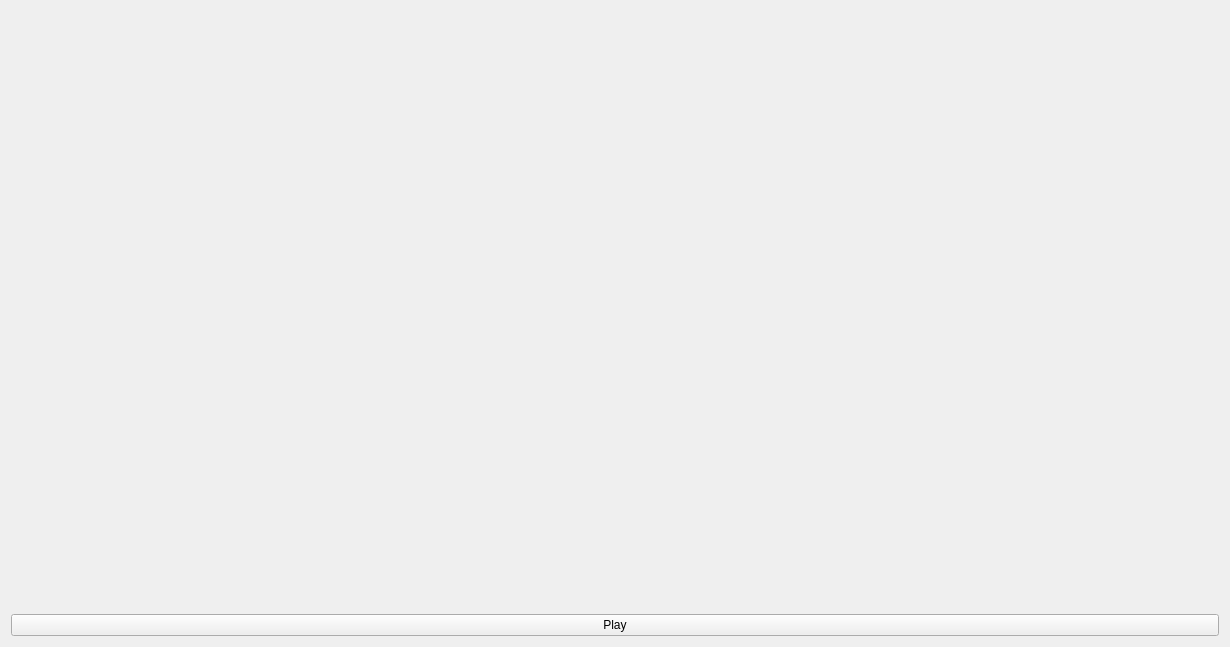
First picture: the form in MFPSinglePlayer/MFPlayerWidget.ui, repository jyhlearning/MultiFormatPlayer, before the edit.
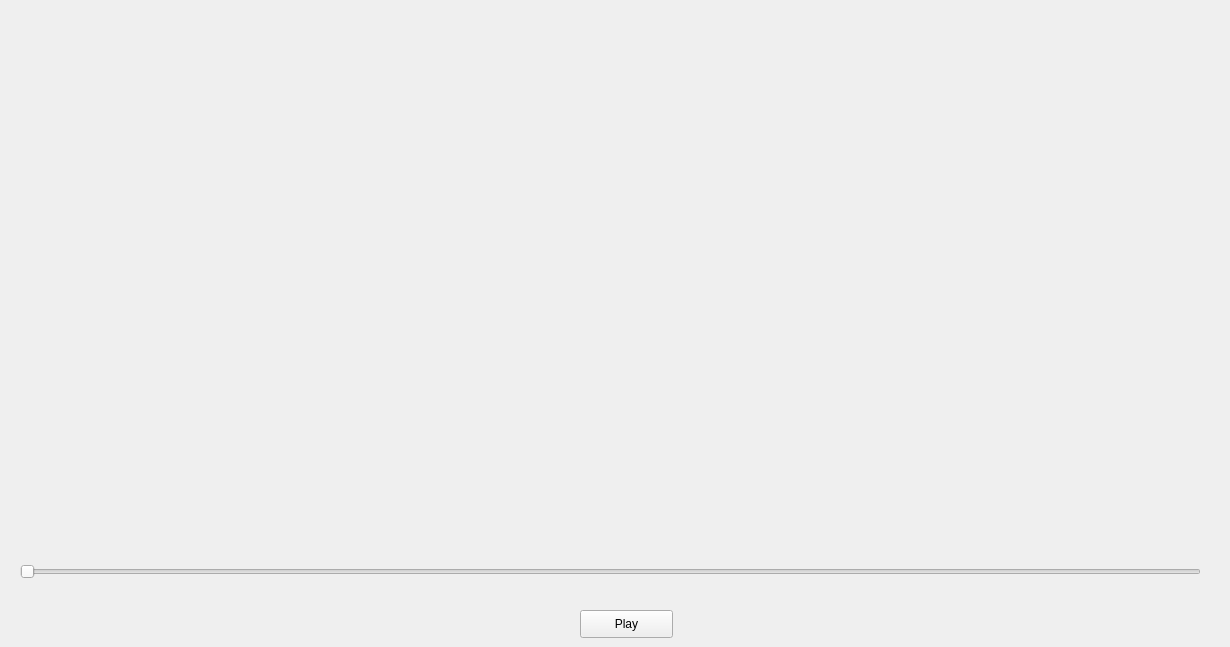
Second picture: the form after the edit. Custom widgets are drawn as their Qt base class.

```diff
--- a/MFPSinglePlayer/MFPlayerWidget.ui
+++ b/MFPSinglePlayer/MFPlayerWidget.ui
@@ -13,9 +13,15 @@
   <property name="windowTitle">
    <string>MFPlayerWidget</string>
   </property>
-  <layout class="QGridLayout" name="gridLayout">
-   <item row="0" column="0">
     <widget class="QLabel" name="videoLabel">
+   <property name="geometry">
+    <rect>
+     <x>11</x>
+     <y>11</y>
+     <width>1201</width>
+     <height>511</height>
+    </rect>
+   </property>
      <property name="text">
       <string/>
      </property>
@@ -23,17 +29,50 @@
       <set>Qt::AlignCenter</set>
      </property>
     </widget>
-   </item>
-   <item row="1" column="0">
     <widget class="QPushButton" name="playButton">
+   <property name="geometry">
+    <rect>
+     <x>580</x>
+     <y>610</y>
+     <width>93</width>
+     <height>28</height>
+    </rect>
+   </property>
      <property name="text">
       <string>Play</string>
      </property>
     </widget>
-   </item>
-  </layout>
+  <widget class="MFPControlSilder" name="timeSlider">
+   <property name="geometry">
+    <rect>
+     <x>20</x>
+     <y>562</y>
+     <width>1181</width>
+     <height>20</height>
+    </rect>
+   </property>
+   <property name="mouseTracking">
+    <bool>false</bool>
+   </property>
+   <property name="focusPolicy">
+    <enum>Qt::TabFocus</enum>
+   </property>
+   <property name="orientation">
+    <enum>Qt::Horizontal</enum>
+   </property>
+   <property name="tickPosition">
+    <enum>QSlider::NoTicks</enum>
+   </property>
+  </widget>
  </widget>
  <layoutdefault spacing="6" margin="11"/>
+ <customwidgets>
+  <customwidget>
+   <class>MFPControlSilder</class>
+   <extends>QSlider</extends>
+   <header>mfpcontrolsilder.h</header>
+  </customwidget>
+ </customwidgets>
  <resources/>
  <connections/>
 </ui>
```
Lines whose indentation alone changed are shown as unchanged.
